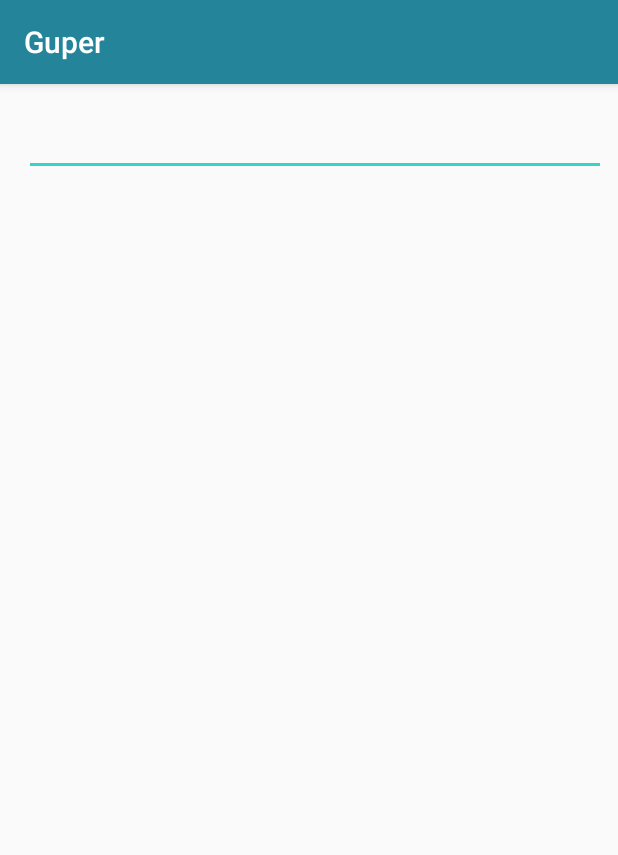
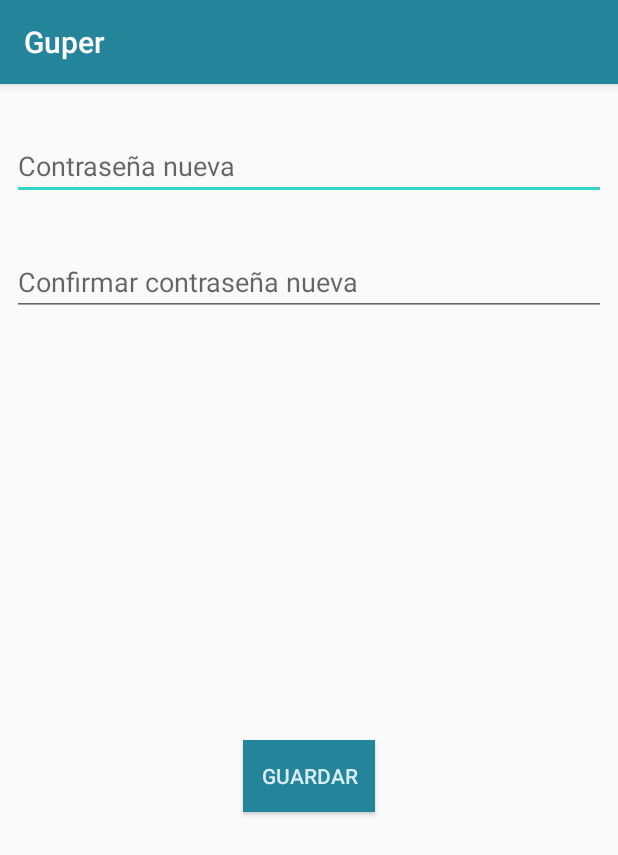
Before and after one commit to DARWorldSkills/Repositorios, an Android app: the CambioDeContrasena screen opened directly, with no data from a screen before it, on a phone screen of 412 x 824 dp. Shown: the top 855 px of the screen. Run offline under Robolectric (Android 15) with nearby library versions, the phone set to English and light mode, and no system bars; network calls fail.

Commit message:
commmitJM7

```diff
--- a/Guper/app/src/main/res/layout/activity_cambio_de_contrasena.xml
+++ b/Guper/app/src/main/res/layout/activity_cambio_de_contrasena.xml
@@ -11,11 +11,43 @@
         android:layout_width="match_parent"
         android:layout_height="wrap_content"
         android:layout_marginEnd="8dp"
-        android:layout_marginStart="16dp"
-        android:layout_marginTop="16dp"
+        android:layout_marginStart="8dp"
+        android:layout_marginTop="32dp"
         android:ems="10"
-        android:inputType="textPersonName"
+        android:hint="@string/contrasenaNueva"
+        android:inputType="textPassword"
         app:layout_constraintEnd_toEndOf="parent"
         app:layout_constraintStart_toStartOf="parent"
         app:layout_constraintTop_toTopOf="parent" />
+
+    <EditText
+        android:id="@+id/editText2"
+        android:layout_width="match_parent"
+        android:layout_height="wrap_content"
+        android:layout_marginEnd="8dp"
+        android:layout_marginStart="8dp"
+        android:layout_marginTop="32dp"
+        android:ems="10"
+        android:hint="@string/confirmarContrasenaNueva"
+        android:inputType="text|textPassword"
+        app:layout_constraintEnd_toEndOf="parent"
+        app:layout_constraintHorizontal_bias="0.0"
+        app:layout_constraintStart_toStartOf="parent"
+        app:layout_constraintTop_toBottomOf="@+id/editText" />
+
+    <Button
+        android:id="@+id/button"
+        android:layout_width="wrap_content"
+        android:layout_height="wrap_content"
+        android:layout_marginBottom="8dp"
+        android:layout_marginEnd="8dp"
+        android:layout_marginStart="8dp"
+        android:layout_marginTop="8dp"
+        android:background="@color/colorPrimary"
+        android:text="@string/hecho"
+        android:textColor="@color/aceptado"
+        app:layout_constraintBottom_toBottomOf="parent"
+        app:layout_constraintEnd_toEndOf="parent"
+        app:layout_constraintStart_toStartOf="parent"
+        app:layout_constraintTop_toBottomOf="@+id/editText2" />
 </android.support.constraint.ConstraintLayout>
--- a/Guper/app/src/main/res/values/strings.xml
+++ b/Guper/app/src/main/res/values/strings.xml
@@ -79,6 +79,8 @@
     <string name="ficha">Ficha:</string>
     <string name="recuperarContra">Recuperar Constraseña</string>
     <string name="cambiarContra">Cambiar contraseña</string>
+    <string name="contrasenaNueva">Contraseña nueva</string>
+    <string name="confirmarContrasenaNueva">Confirmar contraseña nueva</string>
 
 
 </resources>
```
Also changed, not shown: Guper/app/src/main/java/com/davidpopayan/sena/guper/Fragments/FragmentPerfil.java (+10 -27 lines), Guper/app/src/main/java/com/davidpopayan/sena/guper/Fragments/FragmentPermiso.java (+15 -21 lines), Guper/app/src/main/java/com/davidpopayan/sena/guper/Fragments/FragmentPermisoIn.java (+11 -16 lines).
